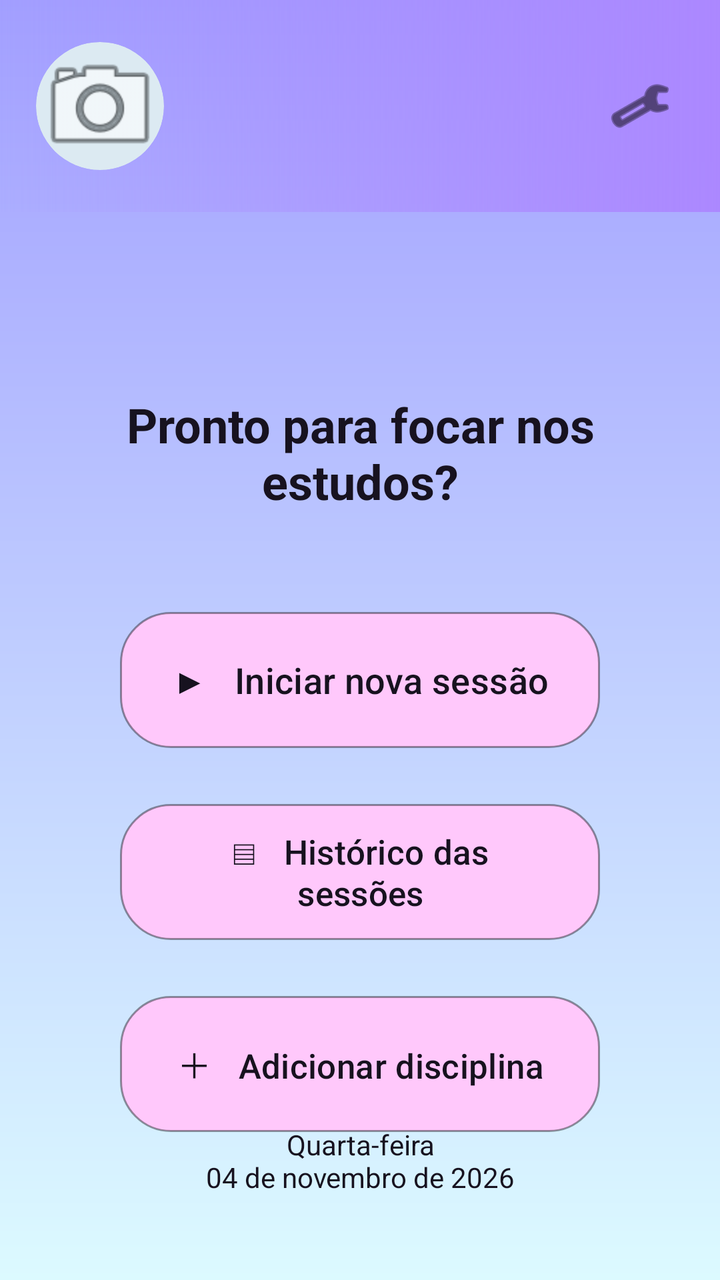
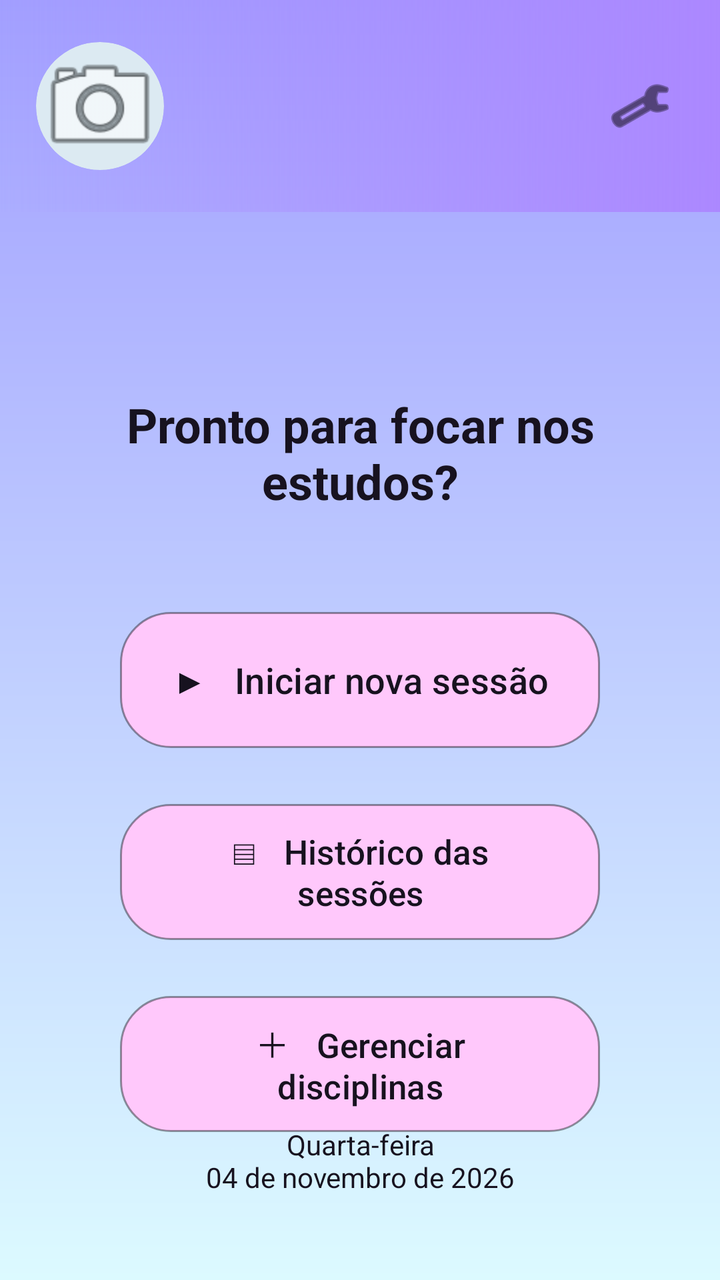

The first picture is an Android layout as it rendered before a commit; the second is the same layout after the commit. The layout source and the unified diff follow.
<!-- AndroidManifest.xml: application theme Theme.FocaAi -->
<!-- res/layout/activity_principal.xml -->
<?xml version="1.0" encoding="utf-8"?>
<androidx.constraintlayout.widget.ConstraintLayout
    xmlns:android="http://schemas.android.com/apk/res/android"
    xmlns:app="http://schemas.android.com/apk/res-auto"
    xmlns:tools="http://schemas.android.com/tools"
    android:id="@+id/main"
    android:layout_width="match_parent"
    android:layout_height="match_parent"
    android:background="@drawable/bg_foca_gradient"
    tools:context=".activities.PrincipalActivity">

    <androidx.constraintlayout.widget.ConstraintLayout
        android:id="@+id/headerPrincipal"
        android:layout_width="0dp"
        android:layout_height="106dp"
        android:background="@drawable/bg_header_foca"
        app:layout_constraintTop_toTopOf="parent"
        app:layout_constraintStart_toStartOf="parent"
        app:layout_constraintEnd_toEndOf="parent">

        <ImageView
            android:id="@+id/txtAvatar"
            android:layout_width="64dp"
            android:layout_height="64dp"
            android:background="@drawable/bg_avatar_foca"
            android:src="@android:drawable/ic_menu_camera"
            android:scaleType="centerCrop"
            android:clipToOutline="true"
            android:contentDescription="Foto do perfil"
            app:layout_constraintStart_toStartOf="parent"
            app:layout_constraintTop_toTopOf="parent"
            app:layout_constraintBottom_toBottomOf="parent"
            android:layout_marginStart="18dp" />

        <TextView
            android:id="@+id/txtOlaUsuario"
            android:layout_width="wrap_content"
            android:layout_height="wrap_content"
            android:layout_marginStart="18dp"
            android:textColor="@color/foca_text"
            android:textSize="22sp"
            android:textStyle="bold"
            app:layout_constraintBottom_toBottomOf="@id/txtAvatar"
            app:layout_constraintStart_toEndOf="@id/txtAvatar"
            app:layout_constraintTop_toTopOf="@id/txtAvatar" />

        <ImageButton
            android:id="@+id/btnConfiguracoesPrincipal"
            android:layout_width="48dp"
            android:layout_height="48dp"
            android:background="@android:color/transparent"
            android:contentDescription="Configurações"
            android:src="@android:drawable/ic_menu_preferences"
            app:tint="@color/foca_text"
            app:layout_constraintEnd_toEndOf="parent"
            app:layout_constraintTop_toTopOf="parent"
            app:layout_constraintBottom_toBottomOf="parent"
            android:layout_marginEnd="16dp" />
    </androidx.constraintlayout.widget.ConstraintLayout>

    <TextView
        android:id="@+id/txtBoasVindasPrincipal"
        android:layout_width="0dp"
        android:layout_height="wrap_content"
        android:layout_marginStart="28dp"
        android:layout_marginEnd="28dp"
        android:layout_marginTop="90dp"
        android:gravity="center"
        android:text="Pronto para focar nos estudos?"
        android:textColor="@color/foca_text"
        android:textSize="24sp"
        android:textStyle="bold"
        app:layout_constraintTop_toBottomOf="@id/headerPrincipal"
        app:layout_constraintStart_toStartOf="parent"
        app:layout_constraintEnd_toEndOf="parent" />

    <Button
        android:id="@+id/btnIniciarNovaSessao"
        android:layout_width="0dp"
        android:layout_height="68dp"
        android:layout_marginStart="60dp"
        android:layout_marginTop="200dp"
        android:layout_marginEnd="60dp"
        android:background="@drawable/button_foca_pink"
        android:text="▶   Iniciar nova sessão"
        android:textAllCaps="false"
        android:textColor="@color/foca_text"
        android:textSize="18sp"
        app:backgroundTint="@null"
        app:layout_constraintEnd_toEndOf="parent"
        app:layout_constraintStart_toStartOf="parent"
        app:layout_constraintTop_toBottomOf="@id/headerPrincipal" />

    <Button
        android:id="@+id/btnHistoricoSessoes"
        android:layout_width="0dp"
        android:layout_height="68dp"
        android:layout_marginStart="60dp"
        android:layout_marginEnd="60dp"
        android:layout_marginTop="28dp"
        android:background="@drawable/button_foca_pink"
        android:text="▤   Histórico das sessões"
        android:textAllCaps="false"
        android:textColor="@color/foca_text"
        android:textSize="17sp"
        app:backgroundTint="@null"
        app:layout_constraintTop_toBottomOf="@id/btnIniciarNovaSessao"
        app:layout_constraintStart_toStartOf="parent"
        app:layout_constraintEnd_toEndOf="parent" />

    <Button
        android:id="@+id/btnAdicionarDisciplinaPrincipal"
        android:layout_width="0dp"
        android:layout_height="68dp"
        android:layout_marginStart="60dp"
        android:layout_marginEnd="60dp"
        android:layout_marginTop="28dp"
        android:background="@drawable/button_foca_pink"
        android:text="＋   Adicionar disciplina"
        android:textAllCaps="false"
        android:textColor="@color/foca_text"
        android:textSize="17sp"
        app:backgroundTint="@null"
        app:layout_constraintTop_toBottomOf="@id/btnHistoricoSessoes"
        app:layout_constraintStart_toStartOf="parent"
        app:layout_constraintEnd_toEndOf="parent" />

    <TextView
        android:id="@+id/txtDataPrincipal"
        android:layout_width="wrap_content"
        android:layout_height="wrap_content"
        android:layout_marginBottom="42dp"
        android:gravity="center"
        android:text="Quarta-feira\n04 de novembro de 2026"
        android:textColor="@color/foca_text"
        android:textSize="14sp"
        app:layout_constraintBottom_toBottomOf="parent"
        app:layout_constraintStart_toStartOf="parent"
        app:layout_constraintEnd_toEndOf="parent" />

</androidx.constraintlayout.widget.ConstraintLayout>
<!-- resources referenced by this layout -->
<resources>
  <color name="foca_text">#17121F</color>
  <!-- drawable bg_avatar_foca (drawable) -->
  <?xml version="1.0" encoding="utf-8"?>
  <shape xmlns:android="http://schemas.android.com/apk/res/android" android:shape="oval">
      <solid android:color="#DCEAF2" />
  </shape>
  <!-- drawable bg_foca_gradient (drawable) -->
  <?xml version="1.0" encoding="utf-8"?>
  <shape xmlns:android="http://schemas.android.com/apk/res/android" android:shape="rectangle">
      <gradient android:angle="270" android:startColor="#A29FFF" android:endColor="#DCFAFF" android:type="linear" />
  </shape>
  <!-- drawable bg_header_foca (drawable) -->
  <?xml version="1.0" encoding="utf-8"?>
  <shape xmlns:android="http://schemas.android.com/apk/res/android" android:shape="rectangle">
      <gradient android:angle="0" android:startColor="#00B957FF" android:endColor="#AB87FF" android:type="linear" />
  </shape>
  <!-- drawable button_foca_pink (drawable) -->
  <?xml version="1.0" encoding="utf-8"?>
  <shape xmlns:android="http://schemas.android.com/apk/res/android" android:shape="rectangle">
      <solid android:color="#FFC8FB" />
      <corners android:radius="25dp" />
      <stroke android:width="1dp" android:color="#66000000" />
  </shape>
  <style name="Theme.FocaAi" parent="Base.Theme.FocaAi" />
  <style name="Base.Theme.FocaAi" parent="Theme.Material3.DayNight.NoActionBar">
          
          
      </style>
</resources>

<!-- the commit's change to res/layout/activity_principal.xml (unified diff, before → after) -->
@@ -116,7 +116,7 @@
         android:layout_marginEnd="60dp"
         android:layout_marginTop="28dp"
         android:background="@drawable/button_foca_pink"
-        android:text="＋   Adicionar disciplina"
+        android:text="＋   Gerenciar disciplinas"
         android:textAllCaps="false"
         android:textColor="@color/foca_text"
         android:textSize="17sp"
